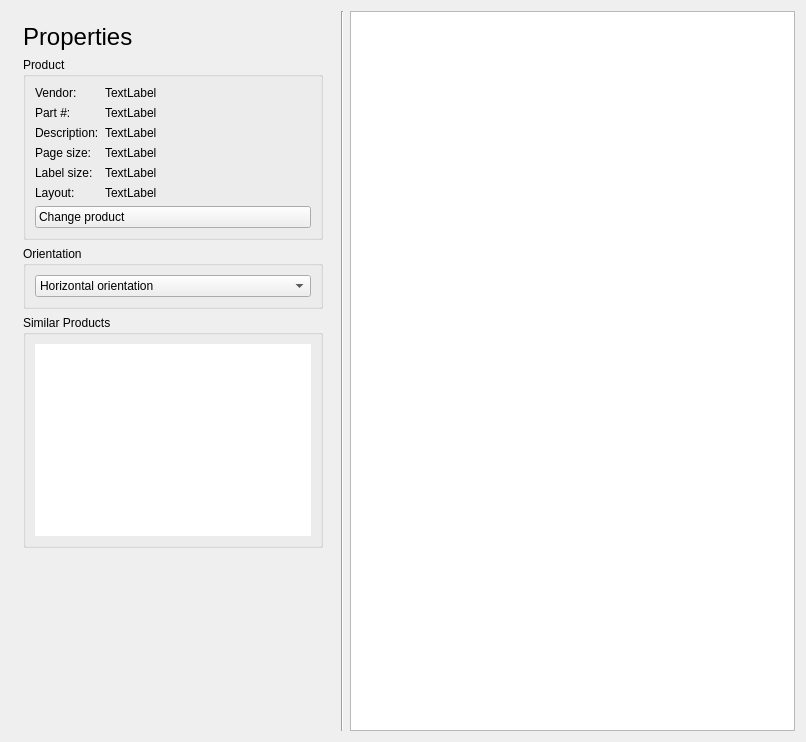
jimevins/glabels-qt, file glabels/ui/PropertiesView.ui: the form before one commit.
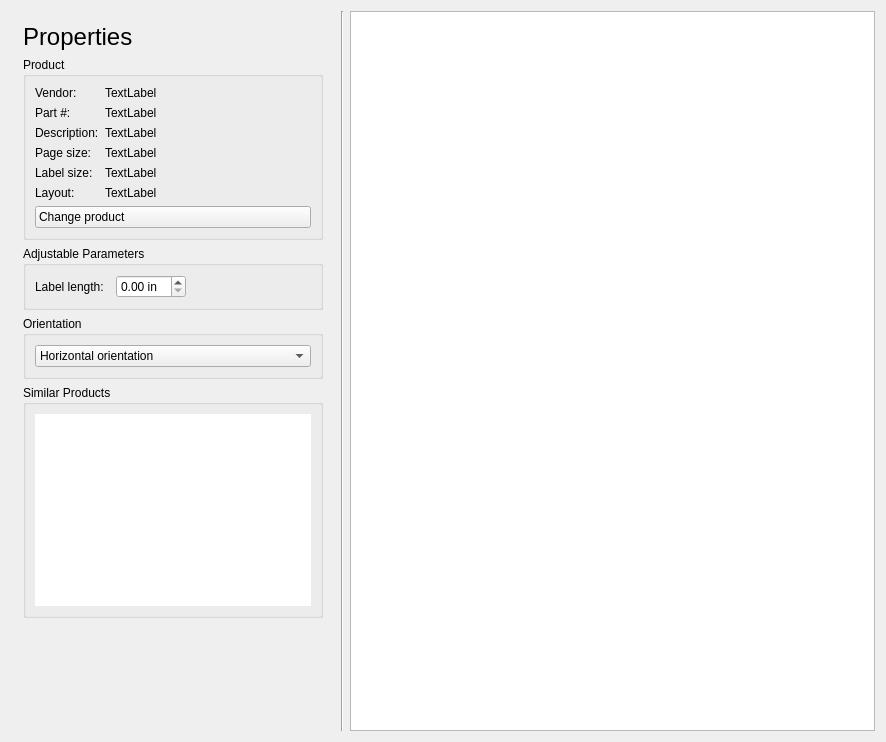
The form after the commit. Icons and pictures are not drawn. Custom widgets are drawn as their Qt base class.

Commit message:
Implement continuous tape labels and path-based label shapes.
- Added "roll" as a special paper id
- Added roll_width attribute to draw tape in previews
- Updated Brother QL-500/* label templates
- Preserve print dialog settings between print jobs.
- Added path based labels for arbitrary shaped labels.
- Fleshed out implementation of continuous labels.

Diff of the .ui file:
```diff
--- a/glabels/ui/PropertiesView.ui
+++ b/glabels/ui/PropertiesView.ui
@@ -6,7 +6,7 @@
    <rect>
     <x>0</x>
     <y>0</y>
-    <width>806</width>
+    <width>886</width>
     <height>742</height>
    </rect>
   </property>
@@ -25,7 +25,7 @@
   <property name="windowTitle">
    <string>Form</string>
   </property>
-  <layout class="QGridLayout" name="gridLayout_5">
+  <layout class="QGridLayout" name="gridLayout_5" columnstretch="0,0,0,0,1">
    <item row="0" column="4">
     <layout class="QHBoxLayout" name="horizontalLayout">
      <item>
@@ -256,6 +256,51 @@
        </layout>
       </widget>
      </item>
+     <item>
+      <widget class="QGroupBox" name="parametersGroupBox">
+       <property name="title">
+        <string>Adjustable Parameters</string>
+       </property>
+       <layout class="QGridLayout" name="gridLayout_2">
+        <property name="horizontalSpacing">
+         <number>12</number>
+        </property>
+        <item row="0" column="1">
+         <widget class="QDoubleSpinBox" name="lengthSpin">
+          <property name="accelerated">
+           <bool>false</bool>
+          </property>
+          <property name="prefix">
+           <string notr="true"/>
+          </property>
+          <property name="suffix">
+           <string notr="true"> in</string>
+          </property>
+         </widget>
+        </item>
+        <item row="0" column="0">
+         <widget class="QLabel" name="label_2">
+          <property name="text">
+           <string>Label length:</string>
+          </property>
+         </widget>
+        </item>
+        <item row="0" column="2">
+         <spacer name="horizontalSpacer">
+          <property name="orientation">
+           <enum>Qt::Horizontal</enum>
+          </property>
+          <property name="sizeHint" stdset="0">
+           <size>
+            <width>10</width>
+            <height>20</height>
+           </size>
+          </property>
+         </spacer>
+        </item>
+       </layout>
+      </widget>
+     </item>
      <item>
       <widget class="QGroupBox" name="orientationGroupBox">
        <property name="sizePolicy">
```
Left out of the diff: 36 changed lines with no effect on the pictures. The commit also changes 134 other files.
